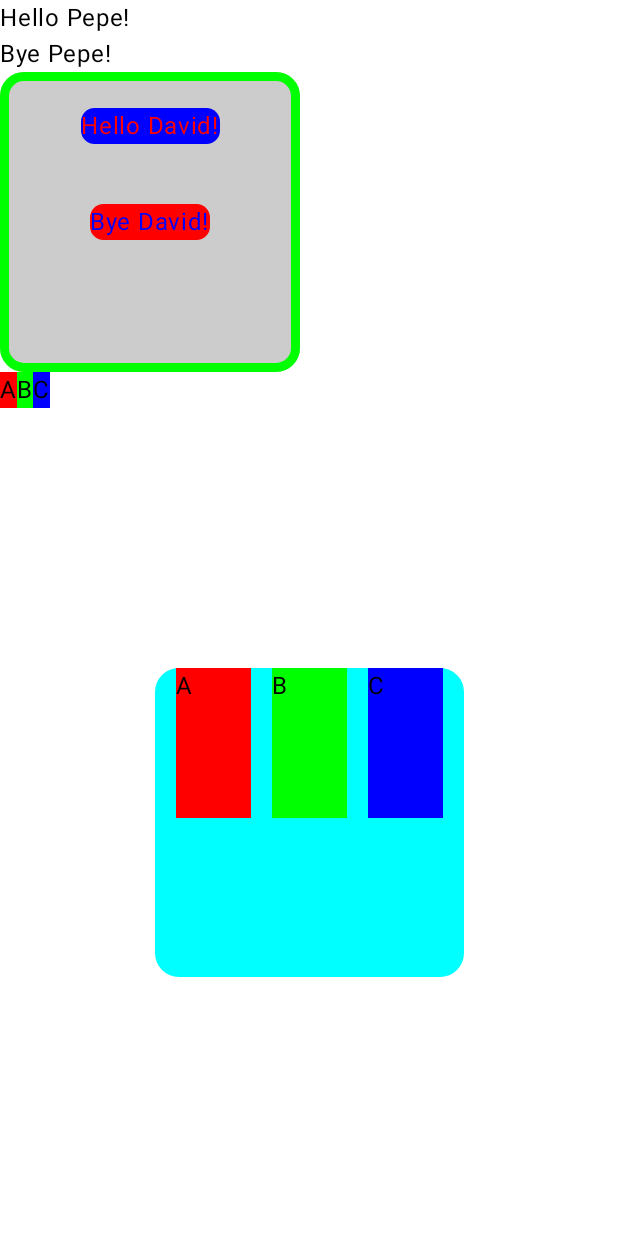
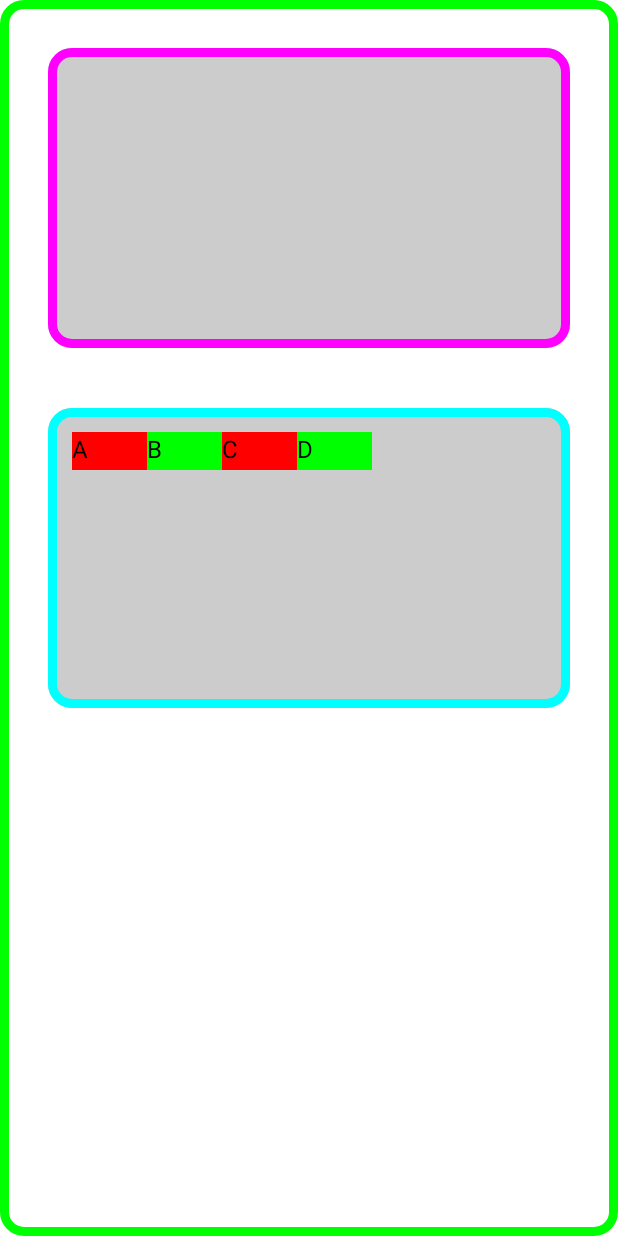
Before and after one commit to davidmartin99/Intf_Peliculas1, an Android app built with Jetpack Compose: the @Preview function GreetingPreview, on a phone screen of 412 x 824 dp. Run offline under Robolectric (Android 15) with nearby library versions, the phone set to English and light mode, and no system bars.

Commit message:
Interfaces 31/10 ..

```diff
--- a/app/src/main/java/com/example/intf_peliculas1/MainActivity.kt
+++ b/app/src/main/java/com/example/intf_peliculas1/MainActivity.kt
@@ -11,19 +11,28 @@ import androidx.compose.foundation.layout.Box
 import androidx.compose.foundation.layout.BoxWithConstraints
 import androidx.compose.foundation.layout.Column
 import androidx.compose.foundation.layout.Row
+import androidx.compose.foundation.layout.Spacer
+import androidx.compose.foundation.layout.displayCutoutPadding
 import androidx.compose.foundation.layout.fillMaxSize
 import androidx.compose.foundation.layout.fillMaxWidth
+import androidx.compose.foundation.layout.height
 import androidx.compose.foundation.layout.padding
 import androidx.compose.foundation.layout.size
+import androidx.compose.foundation.layout.width
 import androidx.compose.foundation.shape.RoundedCornerShape
 import androidx.compose.material3.Scaffold
 import androidx.compose.material3.Text
 import androidx.compose.runtime.Composable
 import androidx.compose.ui.Alignment
 import androidx.compose.ui.Modifier
+import androidx.compose.ui.draw.shadow
+import androidx.compose.ui.geometry.Offset
 import androidx.compose.ui.graphics.Color
+import androidx.compose.ui.graphics.Shadow
+import androidx.compose.ui.text.TextStyle
 import androidx.compose.ui.unit.dp
 import androidx.compose.ui.tooling.preview.Preview
+import androidx.compose.ui.unit.sp
 import com.example.intf_peliculas1.ui.theme.Intf_Peliculas1Theme
 
 class MainActivity : ComponentActivity() {
@@ -46,9 +55,15 @@ class MainActivity : ComponentActivity() {
 // Composable para la interfaz de usuario
 @Composable
 fun Greeting(name: String, modifier: Modifier = Modifier) {
+    val offset = Offset(5.0f, 10.0f)
     Text(
         text = "Hello $name!",
-        modifier = modifier
+        style = TextStyle(
+            fontSize = 24.sp,
+            shadow = Shadow(
+                color = Color.Blue, offset = offset, blurRadius = 3f
+            )
+        )
     )
     Text(
         text = "Bye $name!",
@@ -129,6 +144,122 @@ fun AdaptiveBoxSize(name: String, modifier: Modifier = Modifier) {
     }
 }//Fin AdaptiveBoxExample
 
+// Funcion de ROW
+@Composable
+fun BasicRow(name: String, modifier: Modifier = Modifier) {
+    Column(
+        modifier = Modifier
+            .fillMaxWidth()  // Ocupa todo el ancho disponible
+            .height(130.dp)  // Altura de 200 dp
+            .background(Color.DarkGray, shape = RoundedCornerShape(16.dp)) // Redondear fondo
+            .border(6.dp, Color.Green, shape = RoundedCornerShape(16.dp))   // Redondear bordes
+            .padding(40.dp),
+        verticalArrangement = Arrangement.SpaceEvenly // Espacio uniforme entre elementos
+    ) {
+        Text(
+            text = "Hello $name!",
+            color = Color.Red,
+            modifier = modifier
+                .padding(8.dp)               // Margen
+                .background(Color.Blue, shape = RoundedCornerShape(9.dp))
+                .shadow(5.dp)
+        )
+        Text(
+            text = "Bye $name!",
+            color = Color.Blue,
+            modifier = modifier
+                .padding(8.dp)            // Margen
+                .background(Color.Red, shape = RoundedCornerShape(9.dp))
+        )
+    } // Fin de Column
+}
+
+/**
+ * EJERCICIO DE CLASE
+ */
+@Composable
+fun Ejercicio1(name: String, modifier: Modifier = Modifier){
+    Box(
+        modifier = Modifier
+            .fillMaxSize()  // Hacer que la Box ocupe toda la pantalla
+            .background(Color.White, shape = RoundedCornerShape(16.dp)) //Redondear Fondo
+            .border(6.dp, Color.Green, shape = RoundedCornerShape(16.dp))   //Redondear Bordes
+            .padding(16.dp)
+    ) {
+        Column(
+            modifier = Modifier
+                .fillMaxSize()  // Ensure the Column takes up all available space
+                .padding(16.dp), // Optional padding around the column
+            horizontalAlignment = Alignment.CenterHorizontally // Center content horizontally
+        ) {
+            //Row arriba
+            Row(
+                modifier = Modifier
+                    .height(200.dp)
+                    .width(500.dp)
+                    .background(Color.LightGray, shape = RoundedCornerShape(16.dp)) //Redondear Fondo
+                    .border(6.dp, Color.Magenta, shape = RoundedCornerShape(16.dp))   //Redondear Bordes
+                    .padding(16.dp)
+            ){
+
+
+            }//Fin Box 2
+
+            // Spacer to create space between the boxes
+            Spacer(modifier = Modifier.height(40.dp)) // Adjust height for spacing
+
+            //Row Abajo
+            Row(
+                modifier = Modifier
+                    .height(200.dp)
+                    .width(500.dp)
+                    .background(Color.LightGray, shape = RoundedCornerShape(16.dp)) //Redondear Fondo
+                    .border(6.dp, Color.Cyan, shape = RoundedCornerShape(16.dp))   //Redondear Bordes
+                    .padding(16.dp)
+            ){
+                Box(
+                    modifier = Modifier
+                        .size(100.dp, 25.dp) // Set size for the inner Box
+                        .background(Color.Yellow), //Redondear FondohorizontalAlignment = Alignment.CenterHorizontally // Center content horizontally
+                    contentAlignment = Alignment.TopStart // Align content to the top left
+
+                ){
+                    //Row1  A B
+                    Row (
+                        modifier = Modifier
+                        .fillMaxSize()  // Ensure the Column takes up all available space
+                    ) {
+                        Text("A", Modifier.size(50.dp, 25.dp).background(Color.Red))
+                        Text("B", Modifier.size(50.dp, 25.dp).background(Color.Green))
+                    }//Fin Row1
+
+                }//Fin box 3.1
+
+                Box(
+                    modifier = Modifier
+                        .size(100.dp, 25.dp) // Set size for the inner Box
+                        .background(Color.Yellow), //Redondear FondohorizontalAlignment = Alignment.CenterHorizontally // Center content horizontally
+                    contentAlignment = Alignment.TopStart // Align content to the top left
+
+                ){
+                    //Row1  A B
+                    Row (
+                        modifier = Modifier
+                            .fillMaxSize()  // Ensure the Column takes up all available space
+                    ) {
+                        Text("C", Modifier.size(50.dp, 25.dp).background(Color.Red))
+                        Text("D", Modifier.size(50.dp, 25.dp).background(Color.Green))
+                    }//Fin Row1
+
+                }//Fin box 3.2
+
+            }//Fin Box 3
+
+        }//Fin Columna1
+
+    }//Fin Box1
+}//Fin Ejercicio1
+
 
 
 // Preview nos permite ver las cosas de interfaz de usuario
@@ -136,10 +267,16 @@ fun AdaptiveBoxSize(name: String, modifier: Modifier = Modifier) {
 @Composable
 fun GreetingPreview() {
     Intf_Peliculas1Theme {
-        Column {
-            Greeting("Pepe")
-            BasicBoxExample("David")
-            AdaptiveBoxSize("")
-        }
+        Ejercicio1("")
+        /**
+         * Column {
+         *             Greeting("Pepe")
+         *             BasicBoxExample("David")
+         *             AdaptiveBoxSize("")
+         *         }
+         *         //BasicRow("")
+         */
+
+
     }
 }//Fin GreetingPreview
```
